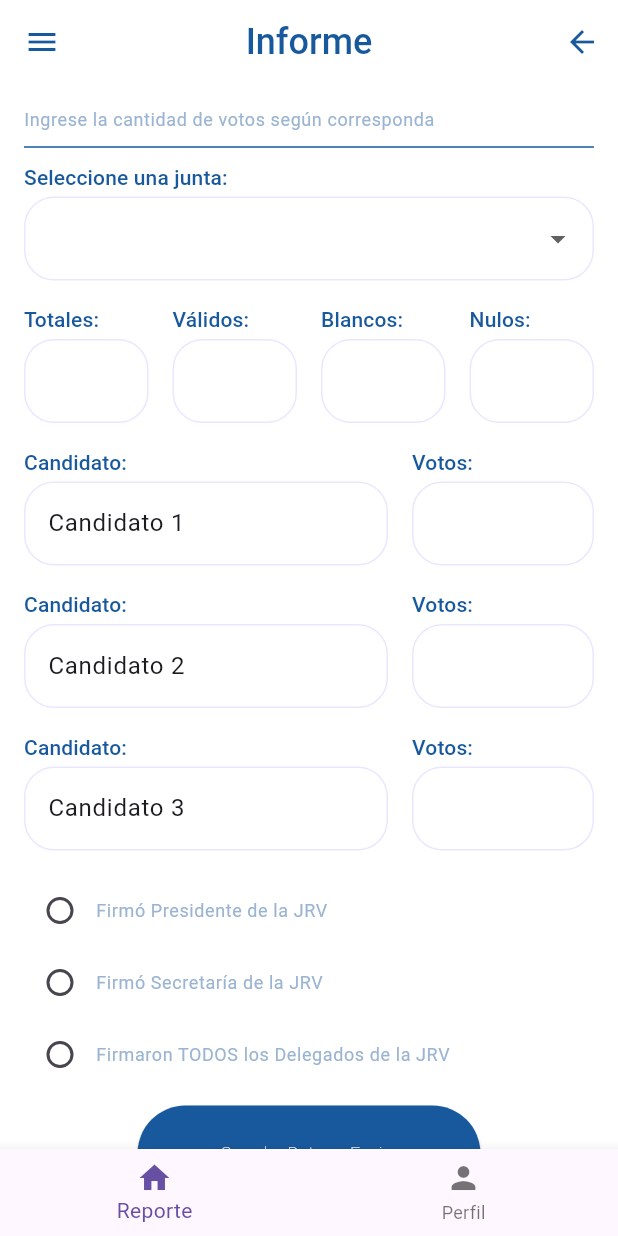
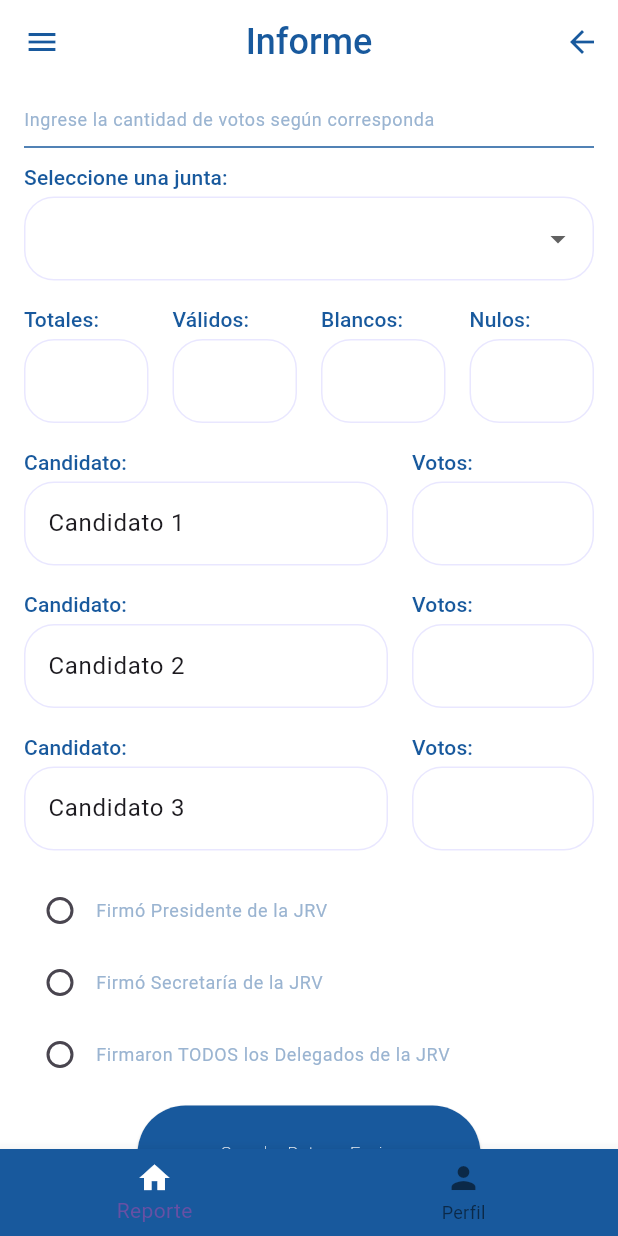
Before and after one commit to julioguerrero131/Votaciones, a Flutter app: the MainPage screen opened by its route, on a phone screen of 412 x 824 dp. Run offline on Flutter 3.47's test engine with Material 3 defaults, Android fonts, the light colour scheme and no system bars; our stand-ins replace image_picker.

Commit message:
correcion estilos navbar

```diff
--- a/lib/screens/main_page.dart
+++ b/lib/screens/main_page.dart
@@ -59,6 +59,13 @@ class _MainPageState extends State<MainPage> {
       bottomNavigationBar: BottomNavigationBar(
         currentIndex: _selectedIndex,
         onTap: _onItemTapped,
+        backgroundColor: Theme.of(context).primaryColor,
+        selectedIconTheme: const IconThemeData(
+          color: Colors.white,
+        ),
+        selectedLabelStyle: const TextStyle(
+          color: Colors.white,
+          ),
         items: const [
           BottomNavigationBarItem(
             icon: Icon(Icons.home),
```
